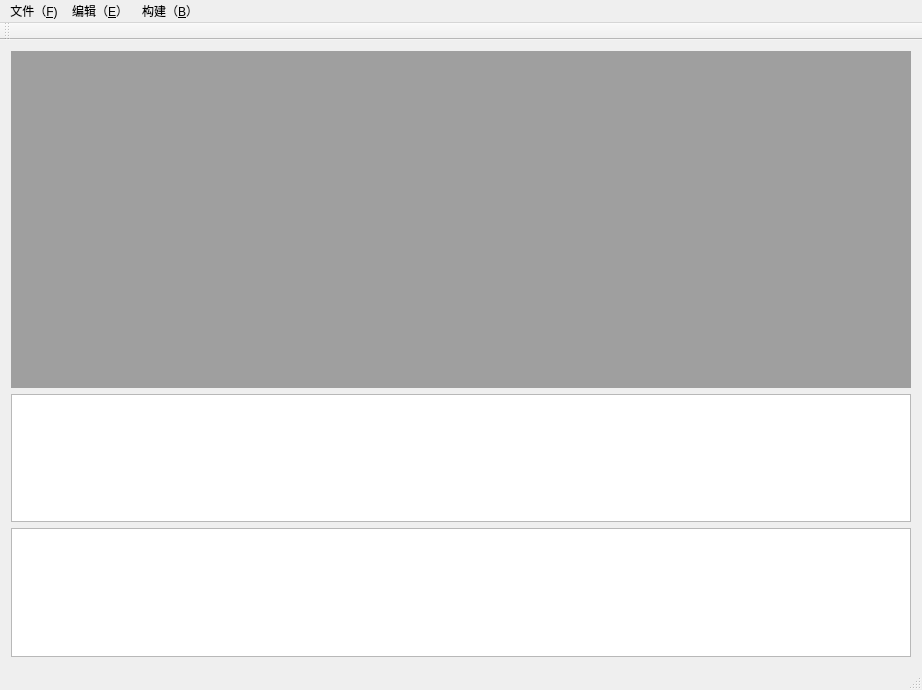
First picture: the form in IDE/ide.ui, repository Vertical923/IDE_Project, before the edit.
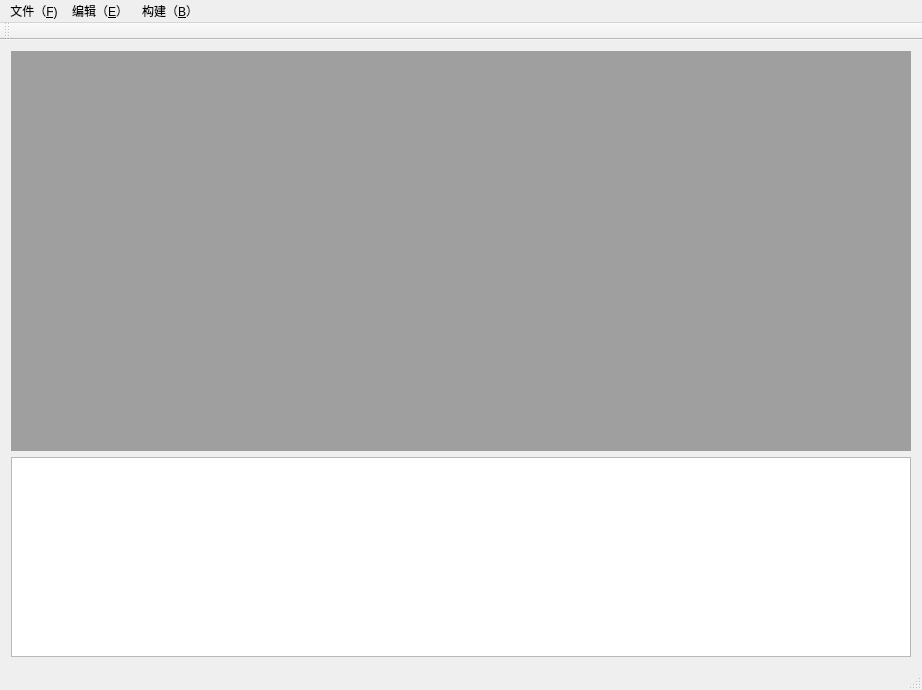
Second picture: the form after the edit.

Commit message: 链接多窗口，高亮和编译器

Patch:
```diff
--- a/IDE/ide.ui
+++ b/IDE/ide.ui
@@ -15,15 +15,12 @@
   </property>
   <widget class="QWidget" name="centralWidget">
    <layout class="QGridLayout" name="gridLayout">
-    <item row="3" column="0">
+    <item row="2" column="0">
      <widget class="QTextEdit" name="textEdit_2"/>
     </item>
     <item row="0" column="0">
      <widget class="QMdiArea" name="mdiArea"/>
     </item>
-    <item row="1" column="0">
-     <widget class="QTextEdit" name="textEdit"/>
-    </item>
    </layout>
   </widget>
   <widget class="QMenuBar" name="menuBar">
```
The commit also changes 6 other files.
